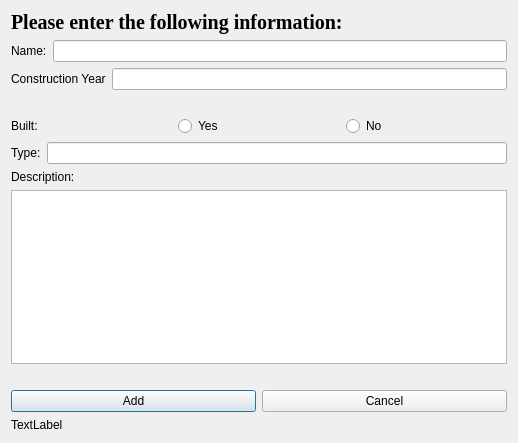
First picture: the form in add_computers.ui, repository HKH515/VLN56, before the edit.
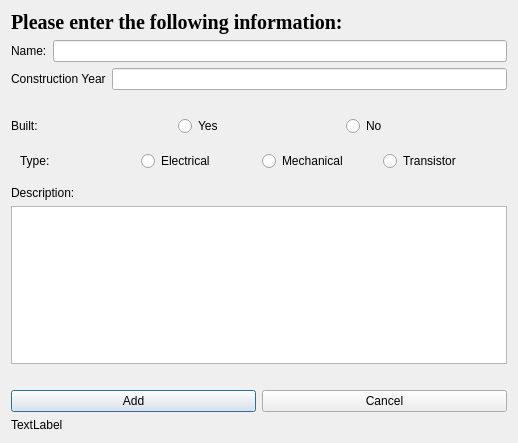
Second picture: the form after the edit.

Commit message: Changed type into radiobutton

The edit to the form file:
```diff
--- a/add_computers.ui
+++ b/add_computers.ui
@@ -86,6 +86,9 @@
     </layout>
    </item>
    <item>
+    <widget class="QWidget" name="widget" native="true">
+     <layout class="QVBoxLayout" name="verticalLayout_2">
+      <item>
     <layout class="QHBoxLayout" name="horizontalLayout_3">
      <item>
       <widget class="QLabel" name="type">
@@ -95,9 +98,30 @@
       </widget>
      </item>
      <item>
-      <widget class="QLineEdit" name="type_input"/>
-     </item>
-    </layout>
+         <widget class="QRadioButton" name="radiobutton_electrical">
+          <property name="text">
+           <string>Electrical</string>
+          </property>
+         </widget>
+        </item>
+        <item>
+         <widget class="QRadioButton" name="radiobutton_mechanical">
+          <property name="text">
+           <string>Mechanical</string>
+          </property>
+         </widget>
+        </item>
+        <item>
+         <widget class="QRadioButton" name="radiobutton_transistor">
+          <property name="text">
+           <string>Transistor</string>
+          </property>
+         </widget>
+        </item>
+       </layout>
+      </item>
+     </layout>
+    </widget>
    </item>
    <item>
     <widget class="QLabel" name="description">
```
Lines whose indentation alone changed are shown as unchanged. The commit also changes 2 other files.
